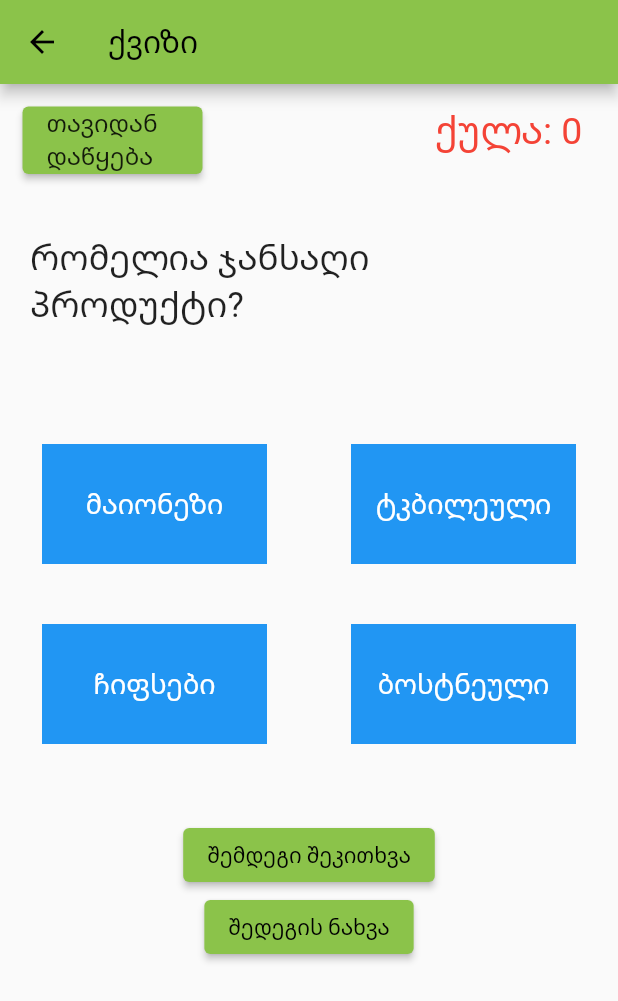
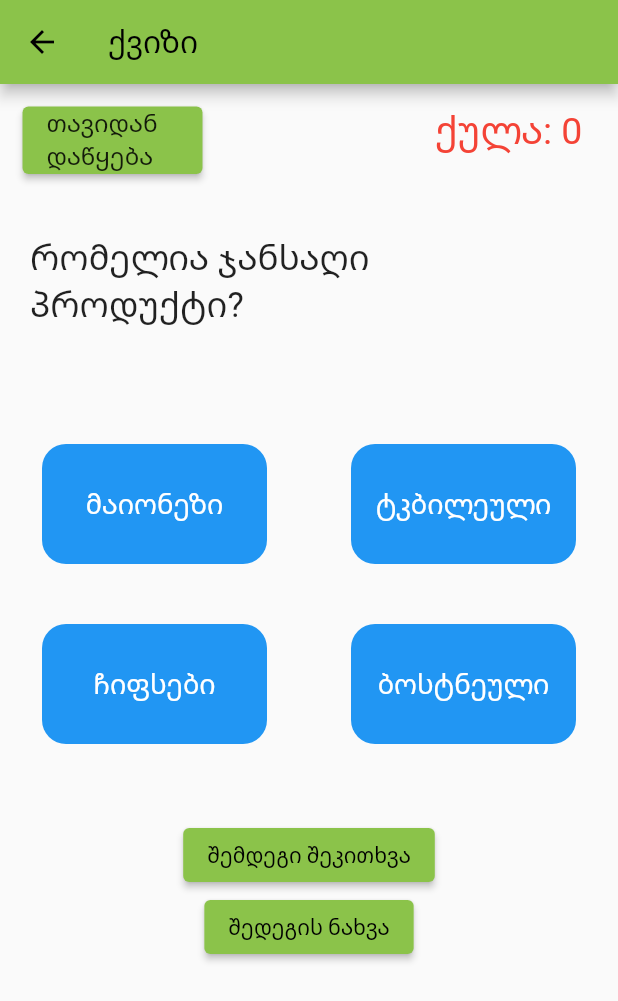
Before and after one commit to Sopiakitiashvili/healthy_lifestyle, a Flutter app: the OtherPage2 screen opened directly, after a tap on "შემდეგი შეკითხვა", on a phone screen of 412 x 824 dp. Shown: the top 1001 px of the screen. Run offline on Flutter 3.47's test engine with Material 2 defaults, Android fonts, the phone set to English and light mode, and no system bars.

Commit message:
final project

```diff
--- a/lib/pages/otherPage2.dart
+++ b/lib/pages/otherPage2.dart
@@ -91,7 +91,7 @@ class _OtherPage2State extends State<OtherPage2> {
               children: [
                 GestureDetector(
                   onTap: () {
-
+                      if (!alreadyAnswered) {
                         if (correctAnswers[index] == answersA[index]) {
                           setState(() {
                             score++;
@@ -102,9 +102,16 @@ class _OtherPage2State extends State<OtherPage2> {
                             buttonAColor = Colors.red;
                           });
                         }
+                      }
+                      setState(() {
+                        alreadyAnswered = true;
+                      });
                   },
                   child: Container(
+                    decoration: BoxDecoration(
                       color: buttonAColor,
+                      borderRadius: BorderRadius.circular(16)
+                    ),
                     width: 150,
                     height: 80,
                     alignment: Alignment.center,
@@ -118,7 +125,7 @@ class _OtherPage2State extends State<OtherPage2> {
                 ),
                 GestureDetector(
                   onTap: () {
-
+                    if (!alreadyAnswered) {
                     if (correctAnswers[index] == answersB[index]) {
                       setState(() {
                         score++;
@@ -129,10 +136,17 @@ class _OtherPage2State extends State<OtherPage2> {
                         buttonBColor = Colors.red;
                       });
                     }
+                  }
+                   setState(() {
+                      alreadyAnswered = true;
+                    });
                    },
 
                   child: Container(
+                    decoration: BoxDecoration(
                         color: buttonBColor,
+                        borderRadius: BorderRadius.circular(16)
+                    ),
                     width: 150,
                     height: 80,
                     alignment: Alignment.center,
@@ -154,7 +168,7 @@ class _OtherPage2State extends State<OtherPage2> {
               children: [
                 GestureDetector(
                   onTap: () {
-
+                      if (!alreadyAnswered) {
                     if (correctAnswers[index] == answersC[index]) {
                       setState(() {
                         score++;
@@ -168,9 +182,16 @@ class _OtherPage2State extends State<OtherPage2> {
                     setState(() {
                       alreadyAnswered = true;
                     });
+                    }
+                    setState(() {
+                     alreadyAnswered = true;
+                     });
                      },
                   child: Container(
+                    decoration: BoxDecoration(
                         color: buttonCColor,
+                        borderRadius: BorderRadius.circular(16)
+                    ),
                     width: 150,
                     height: 80,
                     alignment: Alignment.center,
@@ -184,7 +205,7 @@ class _OtherPage2State extends State<OtherPage2> {
                 ),
                 GestureDetector(
                   onTap: () {
-
+                      if (!alreadyAnswered) {
                     if (correctAnswers[index] == answersD[index]) {
                       setState(() {
                         score++;
@@ -195,10 +216,17 @@ class _OtherPage2State extends State<OtherPage2> {
                         buttonDColor = Colors.red;
                       });
                     }
+                  }
+                      setState(() {
+                        alreadyAnswered = true;
+                      });
                   },
 
                   child: Container(
+                    decoration: BoxDecoration(
                         color: buttonDColor,
+                        borderRadius: BorderRadius.circular(16)
+                    ),
                     width: 150,
                     height: 80,
                     alignment: Alignment.center,
@@ -233,6 +261,7 @@ class _OtherPage2State extends State<OtherPage2> {
                 buttonBColor = Colors.blue;
                 buttonCColor = Colors.blue;
                 buttonDColor = Colors.blue;
+                alreadyAnswered = false;
               },
                   child: const Text('შემდეგი შეკითხვა')),
             ),
```
Lines whose indentation alone changed are shown as unchanged.
